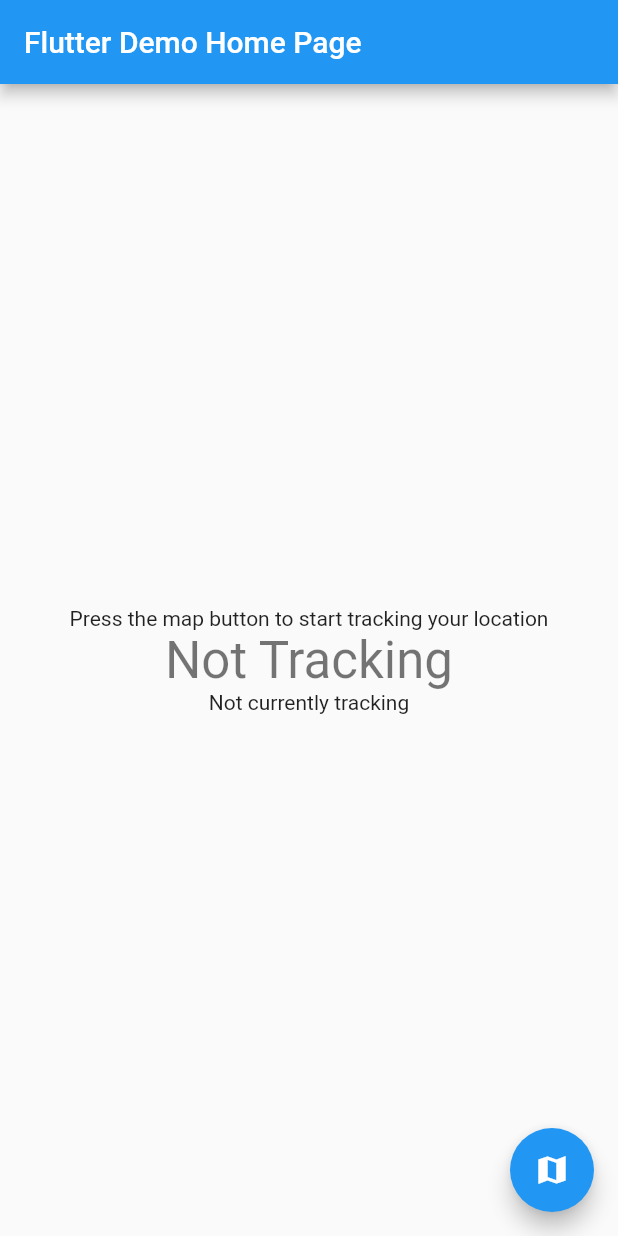
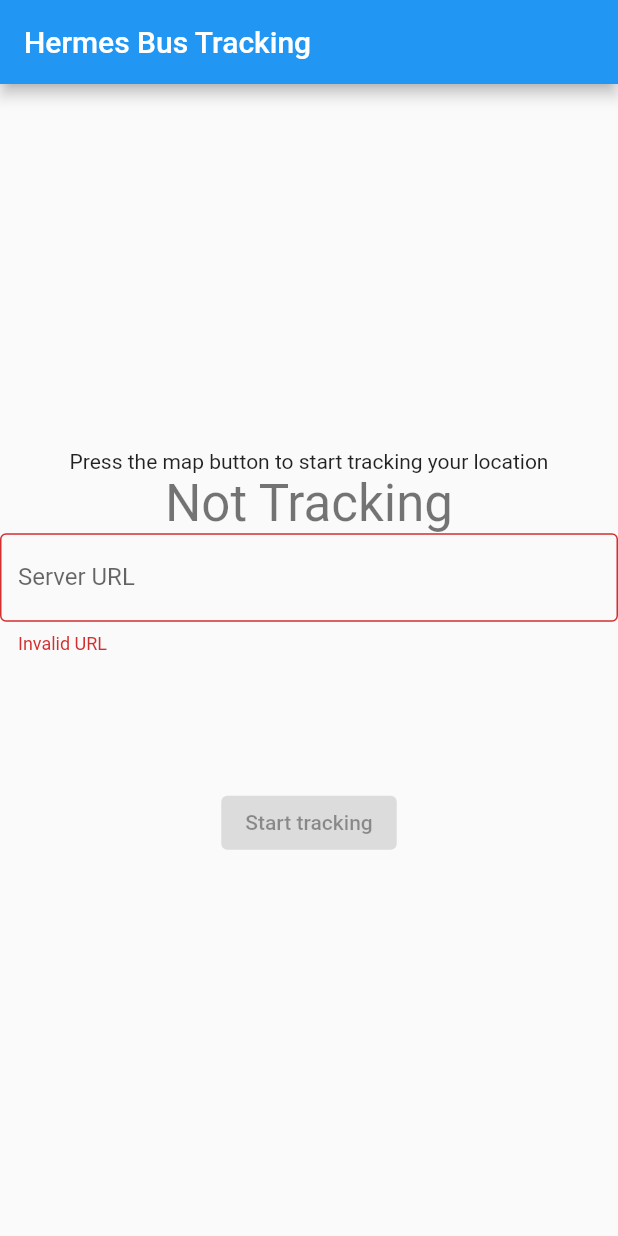
Before and after one commit to Cyrusium/bettertci-mobile, a Flutter app: the screen it shows after launch, on a phone screen of 412 x 824 dp. Run offline on Flutter 3.47's test engine with Material 2 defaults, Android fonts, the phone set to English and light mode, and no system bars; our stand-ins replace geolocator.

Commit message:
got it working yay

```diff
--- a/lib/main.dart
+++ b/lib/main.dart
@@ -1,85 +1,55 @@
 import 'dart:async';
-
+import 'dart:convert';
 import 'package:flutter/material.dart';
 import 'package:geolocator/geolocator.dart';
+import 'package:http/http.dart' as http;
 
 void main() {
   runApp(const MyApp());
 }
 
-Future<Position> _determinePosition() async {
+Future<String?> requestLocationPermission() async {
   bool serviceEnabled;
   LocationPermission permission;
 
   // Test if location services are enabled.
   serviceEnabled = await Geolocator.isLocationServiceEnabled();
   if (!serviceEnabled) {
-    // Location services are not enabled don't continue
-    // accessing the position and request users of the
-    // App to enable the location services.
-    return Future.error('Location services are disabled.');
+    return 'Location services are disabled.';
   }
 
   permission = await Geolocator.checkPermission();
   if (permission == LocationPermission.denied) {
     permission = await Geolocator.requestPermission();
     if (permission == LocationPermission.denied) {
-      // Permissions are denied, next time you could try
-      // requesting permissions again (this is also where
-      // Android's shouldShowRequestPermissionRationale
-      // returned true. According to Android guidelines
-      // your App should show an explanatory UI now.
-      return Future.error('Location permissions are denied');
+      return 'Location permissions are denied';
     }
   }
 
   if (permission == LocationPermission.deniedForever) {
-    // Permissions are denied forever, handle appropriately.
-    return Future.error(
-        'Location permissions are permanently denied, we cannot request permissions.');
+    return 'Location permissions are permanently denied, we cannot request permissions.';
   }
 
-  // When we reach here, permissions are granted and we can
-  // continue accessing the position of the device.
-  return await Geolocator.getCurrentPosition();
+  return null;
 }
 
 class MyApp extends StatelessWidget {
   const MyApp({super.key});
 
-  // This widget is the root of your application.
   @override
   Widget build(BuildContext context) {
     return MaterialApp(
-      title: 'Flutter Demo',
+      title: 'Hermes',
       theme: ThemeData(
-        // This is the theme of your application.
-        //
-        // Try running your application with "flutter run". You'll see the
-        // application has a blue toolbar. Then, without quitting the app, try
-        // changing the primarySwatch below to Colors.green and then invoke
-        // "hot reload" (press "r" in the console where you ran "flutter run",
-        // or simply save your changes to "hot reload" in a Flutter IDE).
-        // Notice that the counter didn't reset back to zero; the application
-        // is not restarted.
         primarySwatch: Colors.blue,
       ),
-      home: const MyHomePage(title: 'Flutter Demo Home Page'),
+      home: const MyHomePage(title: 'Hermes Bus Tracking'),
     );
   }
 }
 
 class MyHomePage extends StatefulWidget {
   const MyHomePage({super.key, required this.title});
-
-  // This widget is the home page of your application. It is stateful, meaning
-  // that it has a State object (defined below) that contains fields that affect
-  // how it looks.
-
-  // This class is the configuration for the state. It holds the values (in this
-  // case the title) provided by the parent (in this case the App widget) and
-  // used by the build method of the State. Fields in a Widget subclass are
-  // always marked "final".
 
   final String title;
 
@@ -98,60 +68,97 @@
       speed: 0,
       speedAccuracy: 0,
       timestamp: null);
-  late Timer timer;
+  Timer timer = Timer.periodic(const Duration(milliseconds: 500), (timer) {
+    timer.cancel();
+  });
+  String trackMessage = '';
+  DateTime now = DateTime.parse('0000-00-00 00:00:00.000');
+  late Uri server;
+  bool validURL = false;
 
   void trackingService() {
+    timer = Timer.periodic(const Duration(milliseconds: 500), (Timer t) async {
+      if (!tracking) {
+        timer.cancel();
+        trackMessage = 'Not currently tracking';
+        return;
+      }
+      String? errormsg = await requestLocationPermission();
+      Position newPosition = const Position(
+          longitude: 0,
+          latitude: 0,
+          timestamp: null,
+          accuracy: 0,
+          altitude: 0,
+          heading: 0,
+          speed: 0,
+          speedAccuracy: 0);
+      setState(() {
+        if (position.timestamp == null) trackMessage = 'Getting location...';
+      });
+      if (errormsg == null) {
+        newPosition = await Geolocator.getCurrentPosition(
+            desiredAccuracy: LocationAccuracy.best);
+      }
+      setState(() {
+        if (errormsg != null) {
+          trackMessage = errormsg;
+        } else {
+          position = newPosition;
+          trackMessage =
+              'Position: ${position.latitude}ºS ${position.longitude}ºW';
+          now = position.timestamp?.toLocal() ?? DateTime.now().toLocal();
+          uploadService();
+        }
+      });
+    });
     setState(() {
-      // This call to setState tells the Flutter framework that something has
-      // changed in this State, which causes it to rerun the build method below
-      // so that the display can reflect the updated values. If we changed
-      // _counter without calling setState(), then the build method would not be
-      // called again, and so nothing would appear to happen.
       if (tracking) {
         tracking = false;
+        trackMessage = 'Not currently tracking';
         timer.cancel();
       } else {
         tracking = true;
-        timer = Timer.periodic(
-            const Duration(seconds: 5),
-            (Timer t) =>
-                _determinePosition().then((value) => position = value));
       }
     });
   }
 
+  void uploadService() {
+    http.post(
+      server,
+      headers: <String, String>{
+        'Content-Type': 'application/json; charset=UTF-8',
+      },
+      body: jsonEncode(<String, dynamic>{
+        'latitude': position.latitude,
+        'longitude': position.longitude,
+        'altitude': position.altitude,
+        'accuracy': position.accuracy,
+        'heading': position.heading,
+        'speed': position.speed,
+        'speedAccuracy': position.speedAccuracy,
+        'timestamp': position.timestamp?.millisecondsSinceEpoch,
+        'hashCode': position.hashCode,
+      }),
+    );
+  }
+
   @override
   Widget build(BuildContext context) {
-    // This method is rerun every time setState is called, for instance as done
-    // by the _incrementCounter method above.
-    //
-    // The Flutter framework has been optimized to make rerunning build methods
-    // fast, so that you can just rebuild anything that needs updating rather
-    // than having to individually change instances of widgets.
+    String hour = now.hour.toString();
+    String minute = now.minute < 10 ? '0${now.minute}' : now.minute.toString();
+    String second = now.second < 10 ? '0${now.second}' : now.second.toString();
+    String millisecond = now.millisecond < 100
+        ? '${now.millisecond}0'
+        : now.millisecond < 10
+            ? '${now.millisecond}00'
+            : now.millisecond.toString();
     return Scaffold(
       appBar: AppBar(
-        // Here we take the value from the MyHomePage object that was created by
-        // the App.build method, and use it to set our appbar title.
         title: Text(widget.title),
       ),
       body: Center(
-        // Center is a layout widget. It takes a single child and positions it
-        // in the middle of the parent.
         child: Column(
-          // Column is also a layout widget. It takes a list of children and
-          // arranges them vertically. By default, it sizes itself to fit its
-          // children horizontally, and tries to be as tall as its parent.
-          //
-          // Invoke "debug painting" (press "p" in the console, choose the
-          // "Toggle Debug Paint" action from the Flutter Inspector in Android
-          // Studio, or the "Toggle Debug Paint" command in Visual Studio Code)
-          // to see the wireframe for each widget.
-          //
-          // Column has various properties to control how it sizes itself and
-          // how it positions its children. Here we use mainAxisAlignment to
-          // center the children vertically; the main axis here is the vertical
-          // axis because Columns are vertical (the cross axis would be
-          // horizontal).
           mainAxisAlignment: MainAxisAlignment.center,
           children: <Widget>[
             const Text(
@@ -161,19 +168,55 @@
               tracking ? 'Tracking' : 'Not Tracking',
               style: Theme.of(context).textTheme.headlineMedium,
             ),
+            TextField(
+              decoration: InputDecoration(
+                border: const OutlineInputBorder(),
+                labelText: 'Server URL',
+                errorText: validURL ? null : 'Invalid URL',
+              ),
+              onChanged: (String value) {
+                setState(() {
+                  if (Uri.tryParse(value) != null) {
+                    server = Uri.parse(value);
+                    validURL = true;
+                  } else {
+                    validURL = false;
+                  }
+                });
+              },
+              enabled: !tracking,
+            ),
+            Text(
+              trackMessage,
+            ),
             Text(
               tracking
-                  ? 'Current position: $position'
-                  : 'Not currently tracking',
+                  ? 'Last updated: $hour:$minute:$second.$millisecond'
+                  : '',
+            ),
+            Text(tracking
+                ? "Accuracy: ${position.accuracy.toStringAsFixed(3)}m"
+                : ''),
+            Text(tracking
+                ? "Speed: ${position.speed.toStringAsFixed(1)}m/s"
+                : ''),
+            Text(tracking
+                ? "Heading: ${position.heading.toStringAsFixed(3)}º"
+                : ''),
+            ButtonBar(
+              alignment: MainAxisAlignment.center,
+              children: [
+                ElevatedButton(
+                  onPressed: validURL ? trackingService : null,
+                  child: tracking
+                      ? const Text('Stop tracking')
+                      : const Text('Start tracking'),
+                ),
+              ],
             ),
           ],
         ),
       ),
-      floatingActionButton: FloatingActionButton(
-        onPressed: trackingService,
-        tooltip: tracking ? 'Stop tracking' : 'Start tracking',
-        child: const Icon(Icons.map_sharp),
-      ), // This trailing comma makes auto-formatting nicer for build methods.
     );
   }
 }
--- a/pubspec.yaml
+++ b/pubspec.yaml
@@ -1,4 +1,4 @@
-name: bettertci_mobile
+name: meili
 description: A new Flutter project.
 # The following line prevents the package from being accidentally published to
 # pub.dev using `flutter pub publish`. This is preferred for private packages.
@@ -36,6 +36,7 @@
   # Use with the CupertinoIcons class for iOS style icons.
   cupertino_icons: ^1.0.2
   geolocator: ^9.0.2
+  http: ^0.13.6
 
 dev_dependencies:
   flutter_test:
```
Also changed, not shown: pubspec.lock, 8 other files.
